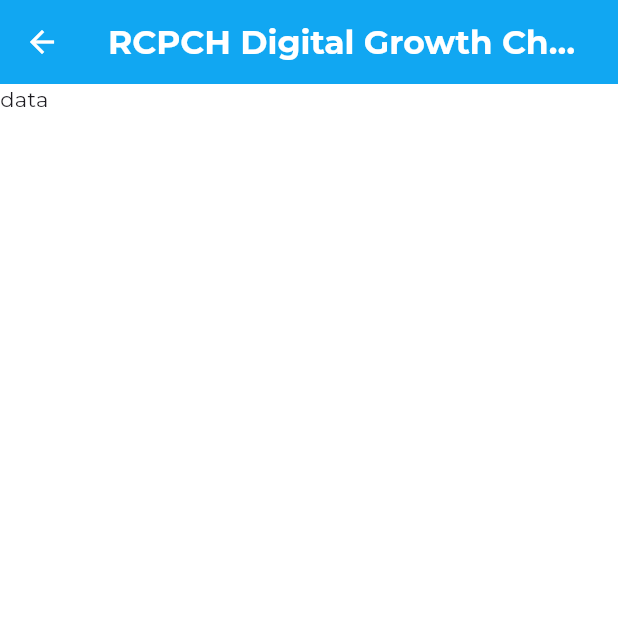
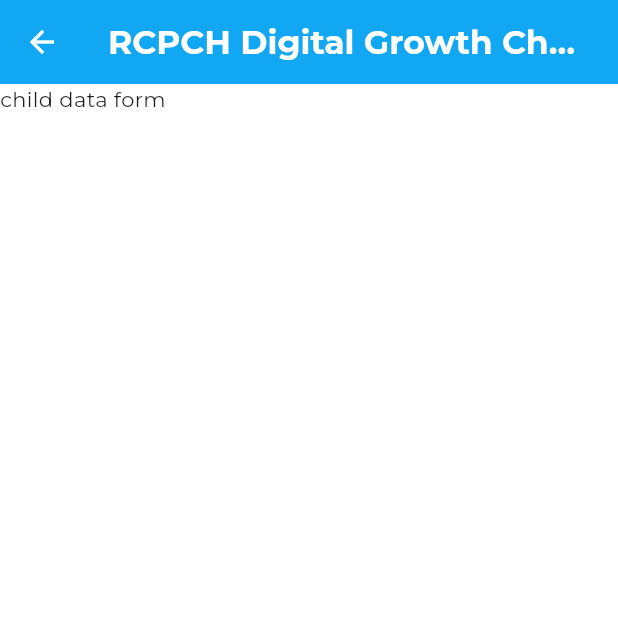
Before and after one commit to rcpch/digital-growth-charts-app, a Flutter app: the ChartsRoute screen opened directly, on a phone screen of 412 x 824 dp, the top half of it. Run offline on Flutter 3.47's test engine with Material 3 defaults, Android fonts, the phone set to English and light mode, and no system bars; our stand-ins replace fl_chart, flutter_dotenv, google_fonts, smooth_page_indicator.

Commit message:
child form component

```diff
--- a/lib/widgets/charts.dart
+++ b/lib/widgets/charts.dart
@@ -1,3 +1,4 @@
+import 'package:digital_growth_charts_app/widgets/child_data.dart';
 import 'package:flutter/material.dart';
 
 class ChartsRoute extends StatelessWidget {
@@ -16,7 +17,7 @@ class ChartsRoute extends StatelessWidget {
         ),
         body: const TabBarView(
           children: [
-            Text("data"),
+            ChildDataForm(),
             Text("height"),
             Text("weight"),
             Text("bmi"),
--- /dev/null
+++ b/lib/widgets/child_data.dart
@@ -0,0 +1,15 @@
+import 'package:flutter/material.dart';
+
+class ChildDataFormState extends State<ChildDataForm> {
+  @override
+  Widget build(BuildContext context) {
+    return Text("child data form");
+  }
+}
+
+class ChildDataForm extends StatefulWidget {
+  const ChildDataForm({super.key});
+
+  @override
+  State<ChildDataForm> createState() => ChildDataFormState();
+}
```
